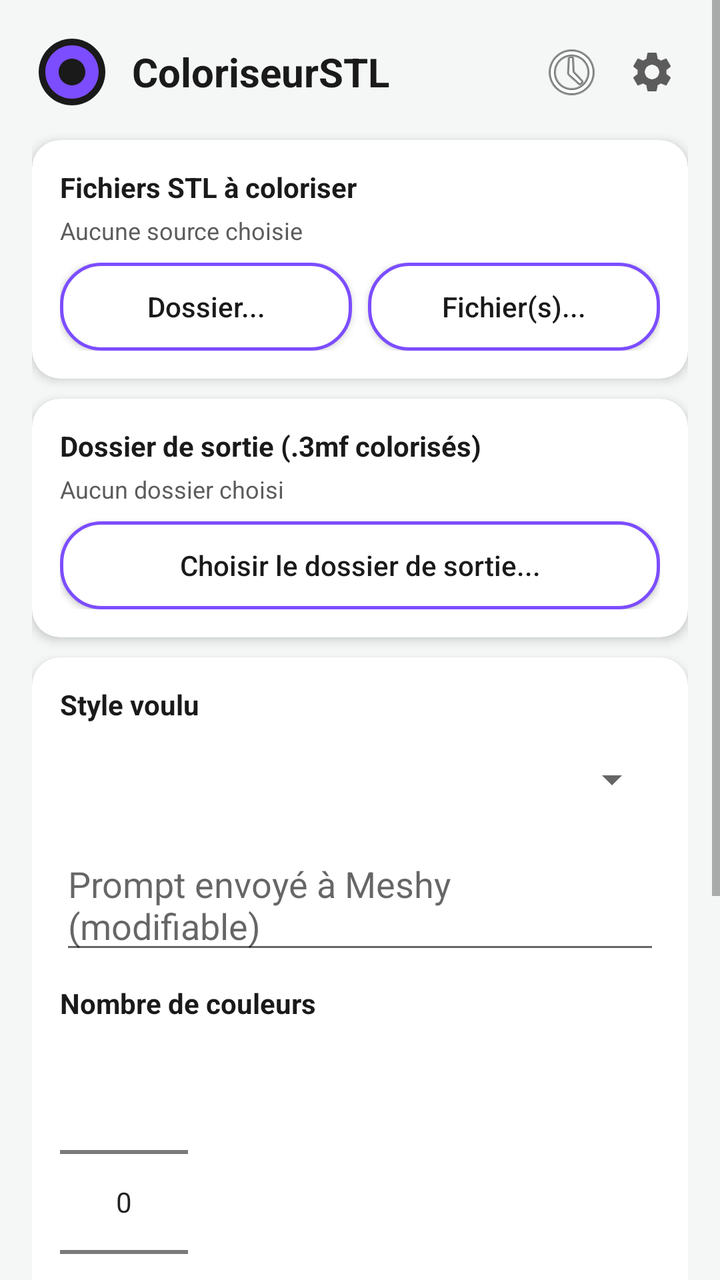
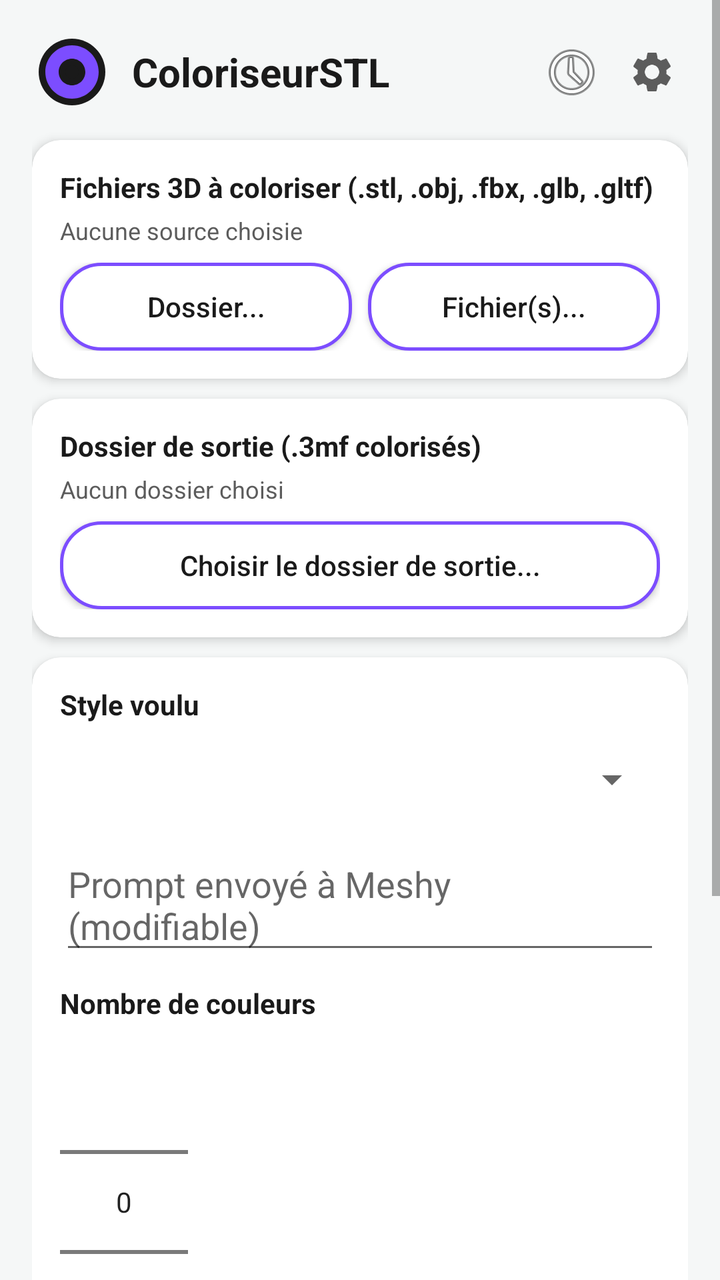

The first picture is an Android layout as it rendered before a commit; the second is the same layout after the commit. The layout source and the unified diff follow.
<!-- AndroidManifest.xml: application theme Theme.ColoriseurSTL -->
<!-- res/layout/activity_main.xml -->
<?xml version="1.0" encoding="utf-8"?>
<ScrollView xmlns:android="http://schemas.android.com/apk/res/android"
    xmlns:app="http://schemas.android.com/apk/res-auto"
    android:layout_width="match_parent"
    android:layout_height="match_parent"
    android:background="@color/fond_clair"
    android:fillViewport="true">

    <LinearLayout
        android:layout_width="match_parent"
        android:layout_height="wrap_content"
        android:orientation="vertical"
        android:padding="16dp">

        
        <LinearLayout
            android:layout_width="match_parent"
            android:layout_height="wrap_content"
            android:orientation="horizontal"
            android:gravity="center_vertical"
            android:paddingBottom="14dp">

            <ImageView
                android:layout_width="40dp"
                android:layout_height="40dp"
                android:src="@drawable/ic_bobine"
                android:contentDescription="Logo" />

            <TextView
                android:layout_width="0dp"
                android:layout_height="wrap_content"
                android:layout_weight="1"
                android:layout_marginStart="10dp"
                android:text="ColoriseurSTL"
                android:textSize="20sp"
                android:textStyle="bold"
                android:textColor="@color/texte_principal" />

            <ImageButton
                android:id="@+id/btnHistorique"
                android:layout_width="36dp"
                android:layout_height="36dp"
                android:layout_marginEnd="4dp"
                android:background="@android:color/transparent"
                android:src="@android:drawable/ic_menu_recent_history"
                android:contentDescription="Historique" />

            <ImageButton
                android:id="@+id/btnParametres"
                android:layout_width="36dp"
                android:layout_height="36dp"
                android:background="@android:color/transparent"
                android:src="@drawable/ic_parametres"
                android:contentDescription="Paramètres" />
        </LinearLayout>

        
        <androidx.cardview.widget.CardView
            android:layout_width="match_parent"
            android:layout_height="wrap_content"
            android:layout_marginBottom="10dp"
            app:cardCornerRadius="14dp"
            app:cardElevation="3dp"
            app:cardBackgroundColor="@color/carte_blanc">

            <LinearLayout
                android:layout_width="match_parent"
                android:layout_height="wrap_content"
                android:orientation="vertical"
                android:padding="14dp">

                <TextView
                    android:layout_width="wrap_content"
                    android:layout_height="wrap_content"
                    android:text="Fichiers STL à coloriser"
                    android:textColor="@color/texte_principal"
                    android:textStyle="bold" />

                <TextView
                    android:id="@+id/texteSourceChoisie"
                    android:layout_width="match_parent"
                    android:layout_height="wrap_content"
                    android:layout_marginTop="4dp"
                    android:layout_marginBottom="8dp"
                    android:text="Aucune source choisie"
                    android:textColor="@color/texte_secondaire"
                    android:textSize="12sp" />

                <LinearLayout
                    android:layout_width="match_parent"
                    android:layout_height="wrap_content"
                    android:orientation="horizontal">

                    <Button
                        android:id="@+id/btnChoisirDossier"
                        android:layout_width="0dp"
                        android:layout_weight="1"
                        android:layout_height="44dp"
                        android:layout_marginEnd="4dp"
                        android:background="@drawable/fond_bouton_secondaire"
                        android:text="Dossier..."
                        android:textColor="@color/texte_principal"
                        android:textAllCaps="false" />

                    <Button
                        android:id="@+id/btnChoisirFichiers"
                        android:layout_width="0dp"
                        android:layout_weight="1"
                        android:layout_height="44dp"
                        android:layout_marginStart="4dp"
                        android:background="@drawable/fond_bouton_secondaire"
                        android:text="Fichier(s)..."
                        android:textColor="@color/texte_principal"
                        android:textAllCaps="false" />
                </LinearLayout>

            </LinearLayout>

        </androidx.cardview.widget.CardView>

        
        <androidx.cardview.widget.CardView
            android:layout_width="match_parent"
            android:layout_height="wrap_content"
            android:layout_marginBottom="10dp"
            app:cardCornerRadius="14dp"
            app:cardElevation="3dp"
            app:cardBackgroundColor="@color/carte_blanc">

            <LinearLayout
                android:layout_width="match_parent"
                android:layout_height="wrap_content"
                android:orientation="vertical"
                android:padding="14dp">

                <TextView
                    android:layout_width="wrap_content"
                    android:layout_height="wrap_content"
                    android:text="Dossier de sortie (.3mf colorisés)"
                    android:textColor="@color/texte_principal"
                    android:textStyle="bold" />

                <TextView
                    android:id="@+id/texteDossierSortie"
                    android:layout_width="match_parent"
                    android:layout_height="wrap_content"
                    android:layout_marginTop="4dp"
                    android:layout_marginBottom="8dp"
                    android:text="Aucun dossier choisi"
                    android:textColor="@color/texte_secondaire"
                    android:textSize="12sp" />

                <Button
                    android:id="@+id/btnChoisirDossierSortie"
                    android:layout_width="match_parent"
                    android:layout_height="44dp"
                    android:background="@drawable/fond_bouton_secondaire"
                    android:text="Choisir le dossier de sortie..."
                    android:textColor="@color/texte_principal"
                    android:textAllCaps="false" />

            </LinearLayout>

        </androidx.cardview.widget.CardView>

        
        <androidx.cardview.widget.CardView
            android:layout_width="match_parent"
            android:layout_height="wrap_content"
            android:layout_marginBottom="10dp"
            app:cardCornerRadius="14dp"
            app:cardElevation="3dp"
            app:cardBackgroundColor="@color/carte_blanc">

            <LinearLayout
                android:layout_width="match_parent"
                android:layout_height="wrap_content"
                android:orientation="vertical"
                android:padding="14dp">

                <TextView
                    android:layout_width="wrap_content"
                    android:layout_height="wrap_content"
                    android:text="Style voulu"
                    android:textColor="@color/texte_principal"
                    android:textStyle="bold" />

                <Spinner
                    android:id="@+id/menuPrompt"
                    android:layout_width="match_parent"
                    android:layout_height="44dp"
                    android:layout_marginTop="6dp" />

                <EditText
                    android:id="@+id/editPrompt"
                    android:layout_width="match_parent"
                    android:layout_height="wrap_content"
                    android:layout_marginTop="8dp"
                    android:hint="Prompt envoyé à Meshy (modifiable)" />

                <TextView
                    android:layout_width="wrap_content"
                    android:layout_height="wrap_content"
                    android:layout_marginTop="10dp"
                    android:text="Nombre de couleurs"
                    android:textColor="@color/texte_principal"
                    android:textStyle="bold" />

                <NumberPicker
                    android:id="@+id/selecteurCouleurs"
                    android:layout_width="wrap_content"
                    android:layout_height="wrap_content" />

            </LinearLayout>

        </androidx.cardview.widget.CardView>

        <TextView
            android:id="@+id/texteEstimationCout"
            android:layout_width="match_parent"
            android:layout_height="wrap_content"
            android:layout_marginBottom="6dp"
            android:textColor="@color/texte_secondaire"
            android:textSize="11sp" />

        <Button
            android:id="@+id/btnLancer"
            android:layout_width="match_parent"
            android:layout_height="52dp"
            android:background="@drawable/fond_bouton_principal"
            android:text="Lancer la colorisation"
            android:textColor="@color/carte_blanc"
            android:textAllCaps="false"
            android:textStyle="bold"
            android:textSize="16sp" />

        
        <Button
            android:id="@+id/btnAnnuler"
            android:layout_width="match_parent"
            android:layout_height="52dp"
            android:background="@drawable/fond_bouton_secondaire"
            android:text="Annuler"
            android:textColor="@color/texte_principal"
            android:textAllCaps="false"
            android:textStyle="bold"
            android:textSize="16sp"
            android:visibility="gone" />

        
        <Button
            android:id="@+id/btnRelancerEchecs"
            android:layout_width="match_parent"
            android:layout_height="52dp"
            android:layout_marginTop="8dp"
            android:background="@drawable/fond_bouton_secondaire"
            android:text="Relancer les échecs"
            android:textColor="@color/texte_principal"
            android:textAllCaps="false"
            android:textStyle="bold"
            android:textSize="16sp"
            android:visibility="gone" />

        <ProgressBar
            android:id="@+id/barreProgression"
            style="?android:attr/progressBarStyleHorizontal"
            android:layout_width="match_parent"
            android:layout_height="wrap_content"
            android:layout_marginTop="8dp"
            android:layout_marginBottom="14dp"
            android:max="100"
            android:visibility="gone" />

        
        <LinearLayout
            android:layout_width="match_parent"
            android:layout_height="wrap_content"
            android:orientation="horizontal"
            android:layout_marginBottom="8dp">

            <Button
                android:id="@+id/ongletFichiers"
                android:layout_width="0dp"
                android:layout_weight="1"
                android:layout_height="40dp"
                android:text="Fichiers STL"
                android:textAllCaps="false"
                android:textSize="12sp" />

            <Button
                android:id="@+id/ongletResultats"
                android:layout_width="0dp"
                android:layout_weight="1"
                android:layout_height="40dp"
                android:text="Résultats"
                android:textAllCaps="false"
                android:textSize="12sp" />

            <Button
                android:id="@+id/ongletAvancement"
                android:layout_width="0dp"
                android:layout_weight="1"
                android:layout_height="40dp"
                android:text="Avancement"
                android:textAllCaps="false"
                android:textSize="12sp" />
        </LinearLayout>

        <LinearLayout
            android:id="@+id/barreOutilsGalerieFichiers"
            android:layout_width="match_parent"
            android:layout_height="wrap_content"
            android:orientation="horizontal"
            android:layout_marginBottom="4dp">

            <Button
                android:id="@+id/btnToutCocher"
                android:layout_width="0dp"
                android:layout_weight="1"
                android:layout_height="36dp"
                android:layout_marginEnd="4dp"
                android:background="@drawable/fond_bouton_secondaire"
                android:text="Tout cocher"
                android:textColor="@color/texte_principal"
                android:textAllCaps="false"
                android:textSize="12sp" />

            <Button
                android:id="@+id/btnToutDecocher"
                android:layout_width="0dp"
                android:layout_weight="1"
                android:layout_height="36dp"
                android:layout_marginStart="4dp"
                android:background="@drawable/fond_bouton_secondaire"
                android:text="Tout décocher"
                android:textColor="@color/texte_principal"
                android:textAllCaps="false"
                android:textSize="12sp" />
        </LinearLayout>

        <TextView
            android:id="@+id/texteCompteurGalerie"
            android:layout_width="match_parent"
            android:layout_height="wrap_content"
            android:layout_marginBottom="6dp"
            android:textColor="@color/texte_secondaire"
            android:textSize="12sp" />

        <GridLayout
            android:id="@+id/galerieFichiers"
            android:layout_width="match_parent"
            android:layout_height="wrap_content"
            android:columnCount="3"
            android:visibility="visible" />

        <GridLayout
            android:id="@+id/galerieResultats"
            android:layout_width="match_parent"
            android:layout_height="wrap_content"
            android:columnCount="3"
            android:visibility="gone" />

        <TextView
            android:id="@+id/texteJournal"
            android:layout_width="match_parent"
            android:layout_height="wrap_content"
            android:minHeight="300dp"
            android:background="@color/carte_blanc"
            android:fontFamily="monospace"
            android:padding="10dp"
            android:textIsSelectable="true"
            android:textSize="11sp"
            android:visibility="gone" />

    </LinearLayout>

</ScrollView>
<!-- resources referenced by this layout -->
<resources>
  <color name="carte_blanc">#FFFFFF</color>
  <color name="fond_clair">#F5F7F7</color>
  <color name="texte_principal">#1A1A1A</color>
  <color name="texte_secondaire">#5C5C5C</color>
  <!-- drawable fond_bouton_principal (drawable) -->
  <?xml version="1.0" encoding="utf-8"?>
  <ripple xmlns:android="http://schemas.android.com/apk/res/android" android:color="@color/bordure_legere">
      <item><shape android:shape="rectangle">
          <gradient android:startColor="@color/accent_violet" android:endColor="@color/accent_violet_fonce" android:angle="90" />
          <corners android:radius="24dp" />
      </shape></item>
  </ripple>
  <!-- drawable fond_bouton_secondaire (drawable) -->
  <?xml version="1.0" encoding="utf-8"?>
  <ripple xmlns:android="http://schemas.android.com/apk/res/android" android:color="@color/accent_violet">
      <item><shape android:shape="rectangle">
          <solid android:color="@color/carte_blanc" />
          <corners android:radius="20dp" />
          <stroke android:width="1.5dp" android:color="@color/accent_violet" />
      </shape></item>
  </ripple>
  <!-- drawable ic_bobine (drawable) -->
  <vector xmlns:android="http://schemas.android.com/apk/res/android"
      android:width="24dp" android:height="24dp" android:viewportWidth="24" android:viewportHeight="24">
      <path android:fillColor="#1A1A1A" android:pathData="M12,2C6.48,2 2,6.48 2,12s4.48,10 10,10s10,-4.48 10,-10S17.52,2 12,2z" />
      <path android:fillColor="#7C4DFF" android:pathData="M12,4C7.58,4 4,7.58 4,12s3.58,8 8,8s8,-3.58 8,-8S16.42,4 12,4zM12,16c-2.21,0 -4,-1.79 -4,-4s1.79,-4 4,-4s4,1.79 4,4S14.21,16 12,16z" />
      <path android:fillColor="#1A1A1A" android:pathData="M12,10c-1.1,0 -2,0.9 -2,2s0.9,2 2,2s2,-0.9 2,-2S13.1,10 12,10z" />
  </vector>
  <!-- drawable ic_parametres (drawable) -->
  <vector xmlns:android="http://schemas.android.com/apk/res/android"
      android:width="24dp" android:height="24dp" android:viewportWidth="24" android:viewportHeight="24">
      <path android:fillColor="#5C5C5C" android:pathData="M19.14,12.94c0.04,-0.3 0.06,-0.61 0.06,-0.94c0,-0.32 -0.02,-0.64 -0.07,-0.94l2.03,-1.58c0.18,-0.14 0.23,-0.41 0.12,-0.61l-1.92,-3.32c-0.12,-0.22 -0.37,-0.29 -0.59,-0.22l-2.39,0.96c-0.5,-0.38 -1.03,-0.7 -1.62,-0.94L14.4,2.81c-0.04,-0.24 -0.24,-0.41 -0.48,-0.41h-3.84c-0.24,0 -0.43,0.17 -0.47,0.41L9.25,5.35C8.66,5.59 8.12,5.92 7.63,6.29L5.24,5.33c-0.22,-0.08 -0.47,0 -0.59,0.22L2.74,8.87C2.62,9.08 2.66,9.34 2.86,9.48l2.03,1.58C4.84,11.36 4.8,11.69 4.8,12s0.02,0.64 0.07,0.94l-2.03,1.58c-0.18,0.14 -0.23,0.41 -0.12,0.61l1.92,3.32c0.12,0.22 0.37,0.29 0.59,0.22l2.39,-0.96c0.5,0.38 1.03,0.7 1.62,0.94l0.36,2.54c0.05,0.24 0.24,0.41 0.48,0.41h3.84c0.24,0 0.44,-0.17 0.47,-0.41l0.36,-2.54c0.59,-0.24 1.13,-0.56 1.62,-0.94l2.39,0.96c0.22,0.08 0.47,0 0.59,-0.22l1.92,-3.32c0.12,-0.22 0.07,-0.47 -0.12,-0.61L19.14,12.94zM12,15.6c-1.98,0 -3.6,-1.62 -3.6,-3.6s1.62,-3.6 3.6,-3.6s3.6,1.62 3.6,3.6S13.98,15.6 12,15.6z" />
  </vector>
  <style name="Theme.ColoriseurSTL" parent="Theme.AppCompat.Light.NoActionBar">
          <item name="colorPrimary">@color/accent_violet</item>
          <item name="android:windowBackground">@color/fond_clair</item>
      </style>
  <color name="bordure_legere">#E2E2E2</color>
  <color name="accent_violet">#7C4DFF</color>
  <color name="accent_violet_fonce">#4527A0</color>
</resources>

<!-- the commit's change to res/layout/activity_main.xml (unified diff, before → after) -->
@@ -72,7 +72,7 @@
                 <TextView
                     android:layout_width="wrap_content"
                     android:layout_height="wrap_content"
-                    android:text="Fichiers STL à coloriser"
+                    android:text="Fichiers 3D à coloriser (.stl, .obj, .fbx, .glb, .gltf)"
                     android:textColor="@color/texte_principal"
                     android:textStyle="bold" />
 
@@ -283,7 +283,7 @@
                 android:layout_width="0dp"
                 android:layout_weight="1"
                 android:layout_height="40dp"
-                android:text="Fichiers STL"
+                android:text="Fichiers 3D"
                 android:textAllCaps="false"
                 android:textSize="12sp" />
 
